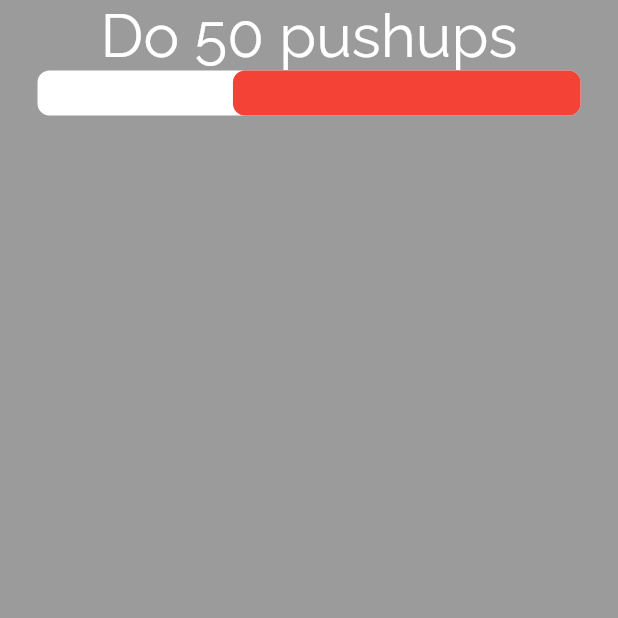
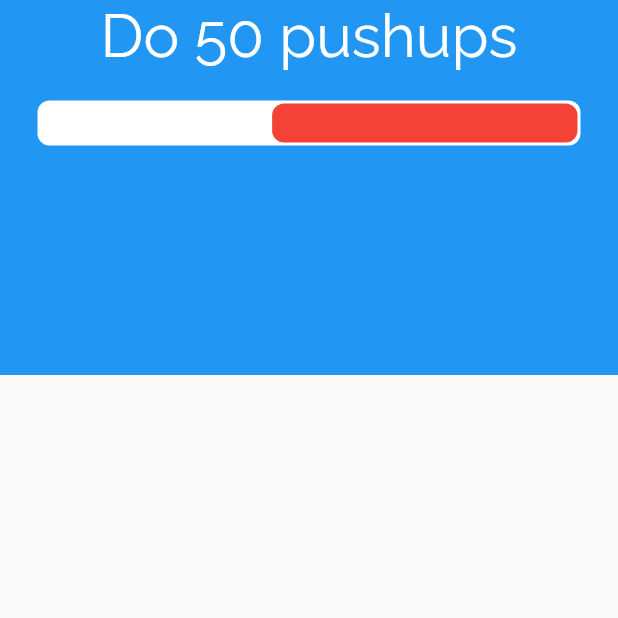
Before and after one commit to aryaman31/cautious-eureka, a Flutter app: the screen it shows after launch, on a phone screen of 412 x 824 dp, the top half of it. Run offline on Flutter 3.47's test engine with Material 2 defaults, Android fonts, the phone set to English and light mode, and no system bars.

Commit message:
Fixed Timer Issue and added sliverAppBar

```diff
--- a/lib/root_page.dart
+++ b/lib/root_page.dart
@@ -1,25 +1,17 @@
 import 'package:flutter/material.dart';
-import 'timer.dart';
+
+import 'top_half.dart';
 
 class RootPage extends StatelessWidget {
   @override
   Widget build(BuildContext context) {
     return Scaffold(
-      body: ListView(
-        children: <Widget>[
-          Container(
-            width: MediaQuery.of(context).size.width,
-            height: MediaQuery.of(context).size.height,
-            color: Colors.black38,
-            child: Center(
-                child: Column(
-                  children: <Widget>[
-                    Text("Do 50 pushups", style: TextStyle(fontSize: 40, fontFamily: "Raleway", color: Colors.white), textAlign: TextAlign.center,),
-                    CountDownTimer()
-                  ],
-                )
-            ),
-          ),
+      body: CustomScrollView(
+        slivers: <Widget>[
+          SliverAppBar(
+            expandedHeight: 250,
+            flexibleSpace: MainStuff(),
+          )
         ],
       )
     );
--- a/lib/timer.dart
+++ b/lib/timer.dart
@@ -1,13 +1,4 @@
 import 'package:flutter/material.dart';
-
-//class CountDownTimer extends StatefulWidget {
-//  @override
-//  _CountDownTimerState createState() => _CountDownTimerState();
-//}
-//
-//class _CountDownTimerState extends State<CountDownTimer> {
-//
-//}
 
 class CountDownTimer extends StatelessWidget {
 
@@ -22,6 +13,7 @@ class CountDownTimer extends StatelessWidget {
     var seconds = 59 - DateTime.now().second;
     secondsLeft = (hours * 3600) + (minutes * 60) + seconds;
     animationLength = Duration(hours: hours, minutes: minutes, seconds: seconds);
+    print(secondsLeft/secondsInDay);
   }
 
   @override
@@ -36,8 +28,9 @@ class CountDownTimer extends StatelessWidget {
           duration: animationLength,
           builder: (BuildContext context, double x, Widget child) {
             return Container(
-              width: x * (MediaQuery.of(context).size.width),
+              width: x * (MediaQuery.of(context).size.width - 50),
               decoration: BoxDecoration(color: Colors.red, borderRadius: BorderRadius.all(Radius.circular(radius))),
+              margin: EdgeInsets.all(2),
             );
           }
       )
--- /dev/null
+++ b/lib/top_half.dart
@@ -0,0 +1,23 @@
+import 'package:flutter/material.dart';
+import 'timer.dart';
+
+class MainStuff extends StatelessWidget {
+  @override
+  Widget build(BuildContext context) {
+    return Container(
+      child: Center(
+          child: Column(
+        children: <Widget>[
+          Text(
+            "Do 50 pushups",
+            style: TextStyle(
+                fontSize: 40, fontFamily: "Raleway", color: Colors.white),
+            textAlign: TextAlign.center,
+          ),
+          Padding(padding: EdgeInsets.all(10)),
+          CountDownTimer()
+        ],
+      )),
+    );
+  }
+}
```
